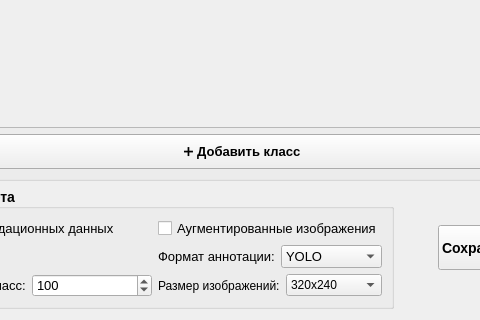
b1t0nese/MacLearn, file src/uis/tabs/project_tab.ui: the form before one commit; both pictures show x 138 to 618 and y 180 to 500 of the 760 by 500 pixel window.
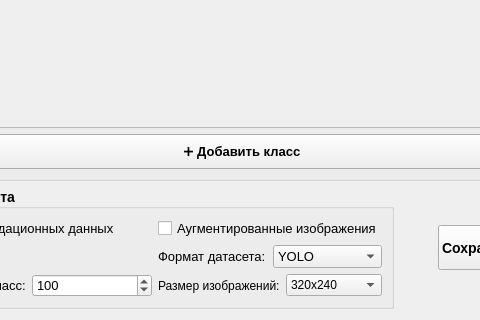
The form after the commit.

Diff of the .ui file:
```diff
--- a/src/uis/tabs/project_tab.ui
+++ b/src/uis/tabs/project_tab.ui
@@ -121,7 +121,7 @@
              <string notr="true">font-size: 13px;</string>
             </property>
             <property name="text">
-             <string>Формат аннотации:</string>
+             <string>Формат датасета:</string>
             </property>
            </widget>
           </item>
```
Left out of the diff: 2 changed lines with no effect on the pictures.
